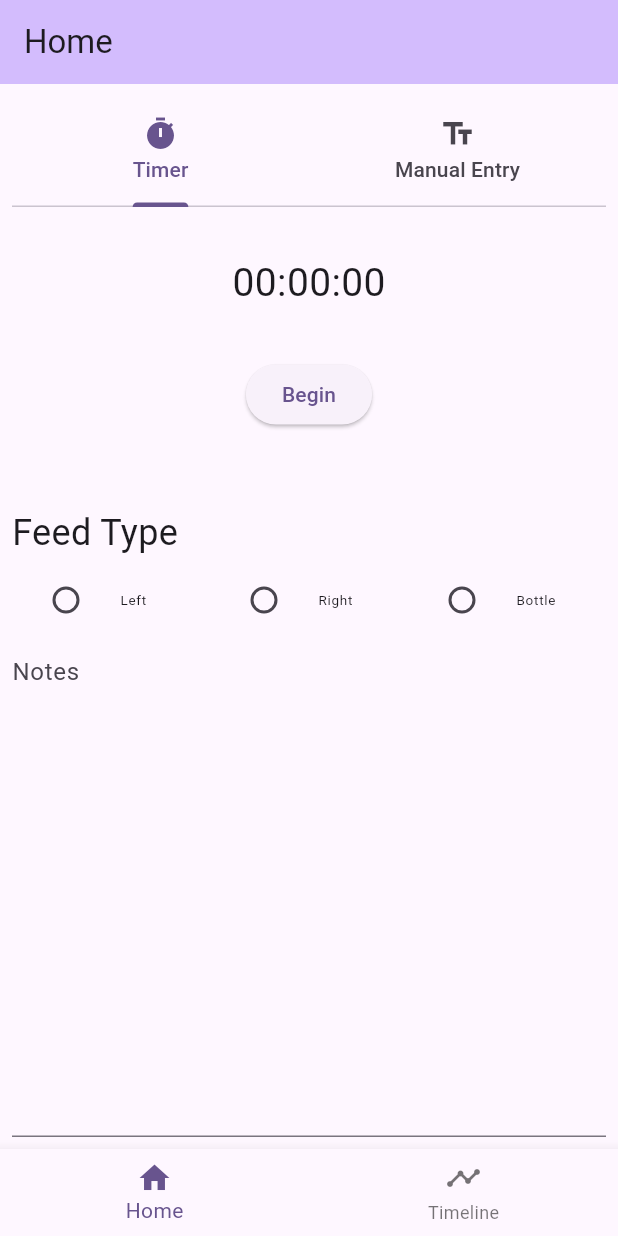
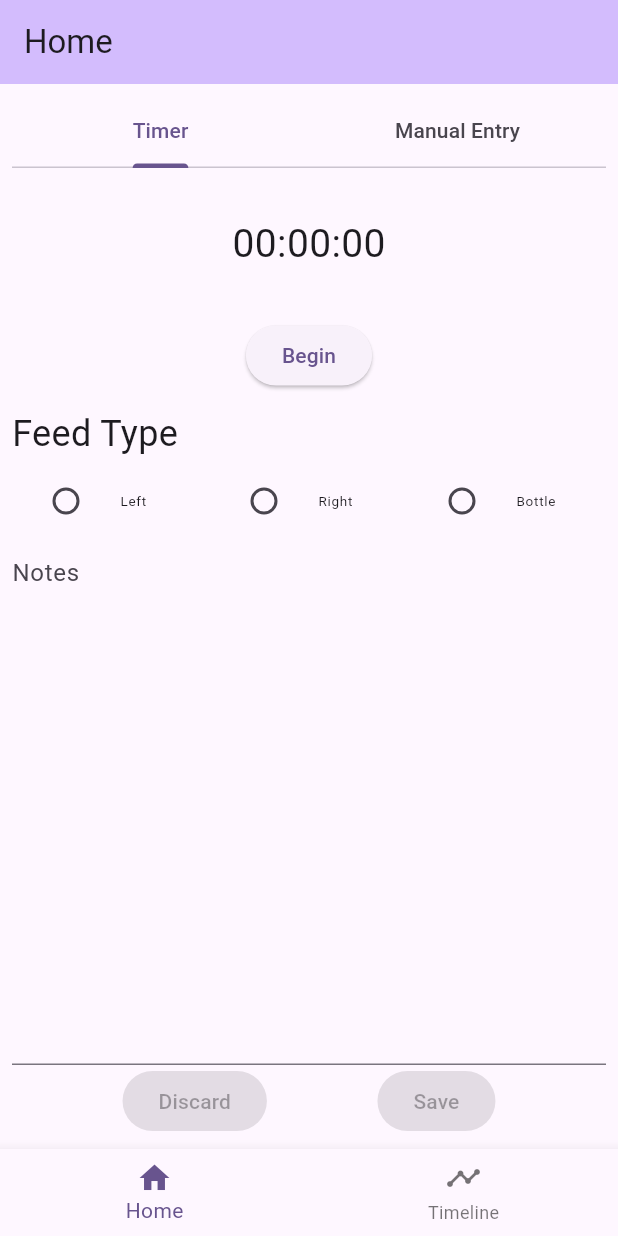
Before and after one commit to Andrew-Ludeke/assignment_4, a Flutter app: the screen it shows after launch, after a tap on "Feed", on a phone screen of 412 x 824 dp. Run offline on Flutter 3.47's test engine with Material 2 defaults, Android fonts, the phone set to English and light mode, and no system bars.

Commit message:
completed edit feed page

```diff
--- a/lib/EditFeed.dart
+++ b/lib/EditFeed.dart
@@ -15,17 +15,7 @@ class EditFeed extends StatefulWidget {
 
 class _EditFeedState extends State<EditFeed> {
 
-  Event event = Event();
-
   final TextStyle radioStyle = const TextStyle(fontSize: 9.0);
-
-  void setFeedType(FeedType? type) {
-    setState(() {
-      event.feedType = type;
-    });
-  }
-
-  TextEditingController notesController = TextEditingController();
 
   @override
   Widget build(BuildContext context) {
@@ -48,27 +38,59 @@ class _EditFeedState extends State<EditFeed> {
               ],
             ),
             Expanded(
-              child: TextField(
-                controller: notesController,
-                keyboardType: TextInputType.multiline,
-                expands: true,
-                maxLines: null,
-                decoration: const InputDecoration(hintText: "Notes"),
+              child: Consumer<EditModel>(
+                  builder: buildNotes
               ),
             ),
+            const Row(
+              mainAxisAlignment: MainAxisAlignment.spaceEvenly,
+              children: <ElevatedButton>[
+                ElevatedButton(
+                    onPressed: null,
+                    child: Text('Discard')
+                ),
+                ElevatedButton(
+                    onPressed: null,
+                    child: Text('Save')
+                ),
+              ],
+            )
           ],
         ),
       ),
     );
   }
 
+  Widget buildNotes(context, model, _) {
+    TextEditingController notesController = TextEditingController();
+
+    notesController.text = model.notes ?? '';
+    notesController.selection = TextSelection.collapsed(
+        offset: notesController.text.length
+    );
+
+    return TextField(
+      controller: notesController,
+      keyboardType: TextInputType.multiline,
+      maxLines: null,
+      expands: true,
+      decoration: const InputDecoration(hintText: "Notes"),
+      onChanged: (value) => model.notes = value,
+      onTapOutside: (_) => FocusScope.of(context).unfocus(),
+    );
+  }
+
   Expanded buildRadioButton(String label, FeedType type) {
     return Expanded(
-      child: RadioListTile(
-        title: Text(label, style: radioStyle),
-        value: type,
-        groupValue: event.feedType,
-        onChanged: setFeedType
+      child: Consumer<EditModel>(
+        builder: (context, model, _) {
+          return RadioListTile(
+            title: Text(label, style: radioStyle),
+            value: type,
+            groupValue: model.feedType,
+            onChanged: (type) => model.feedType = type,
+          );
+        },
       ),
     );
   }
--- a/lib/Event.dart
+++ b/lib/Event.dart
@@ -8,12 +8,16 @@ class Event
   EventType? type;
   DateTime? time;
   String? notes;
-  int? duration;                    // Dart ints are 64-bit, but only 54-bit when compiling to JavaScript
+  int? duration;                    // Dart ints are 64-bit, but not when compiling to JavaScript
   FeedType? feedType;
   ToiletContents? toiletContents;
   String? imgUri;
 
-  DateTime? get endTime => time?.add(Duration(milliseconds: duration ?? 0));
+  DateTime? get endTime {
+    if (duration == null) return null;
+    return time?.add(Duration(milliseconds: duration!));
+  }
+
   set endTime (DateTime? end) {
     if (time == null) {
       duration == null;
--- a/lib/ManualEntry.dart
+++ b/lib/ManualEntry.dart
@@ -13,7 +13,9 @@ class ManualEntry extends StatefulWidget {
 class _ManualEntryState extends State<ManualEntry> {
   @override
   Widget build(BuildContext context) {
-    return Column(
+    return Padding(
+      padding: const EdgeInsets.only(top: 32.0),
+      child: Column(
         children: <Widget>[
           TimeEntryRow(
               label: "Start Time",
@@ -24,6 +26,7 @@ class _ManualEntryState extends State<ManualEntry> {
             buildFunction: buildEndTextField,
           ),
         ],
+      ),
     );
   }
 
--- a/lib/TimingContainer.dart
+++ b/lib/TimingContainer.dart
@@ -7,8 +7,6 @@ import 'package:provider/provider.dart';
 
 class TimingContainer extends StatefulWidget {
   const TimingContainer({super.key});
-
-  //final TimingModel timingModel;
 
   @override
   State<TimingContainer> createState() => _TimingContainerState();
@@ -37,12 +35,12 @@ class _TimingContainerState extends State<TimingContainer> with TickerProviderSt
         TabBar(
           controller: tabController,
           tabs: const <Tab>[
-            Tab(text: "Timer", icon: Icon(Icons.timer)),
-            Tab(text: "Manual Entry", icon: Icon(Icons.text_fields)),
+            Tab(text: "Timer"),//, icon: Icon(Icons.timer)),
+            Tab(text: "Manual Entry"),//, icon: Icon(Icons.text_fields)),
           ],
         ),
         SizedBox(
-          height: 200,
+          height: 160,
           child: TabBarView(
             controller: tabController,
             children: const <Widget>[
```
Also changed, not shown: lib/EditModel.dart (+14 -0 lines), lib/RouteContainer.dart (+7 -7 lines). Lines whose indentation alone changed are shown as unchanged.
